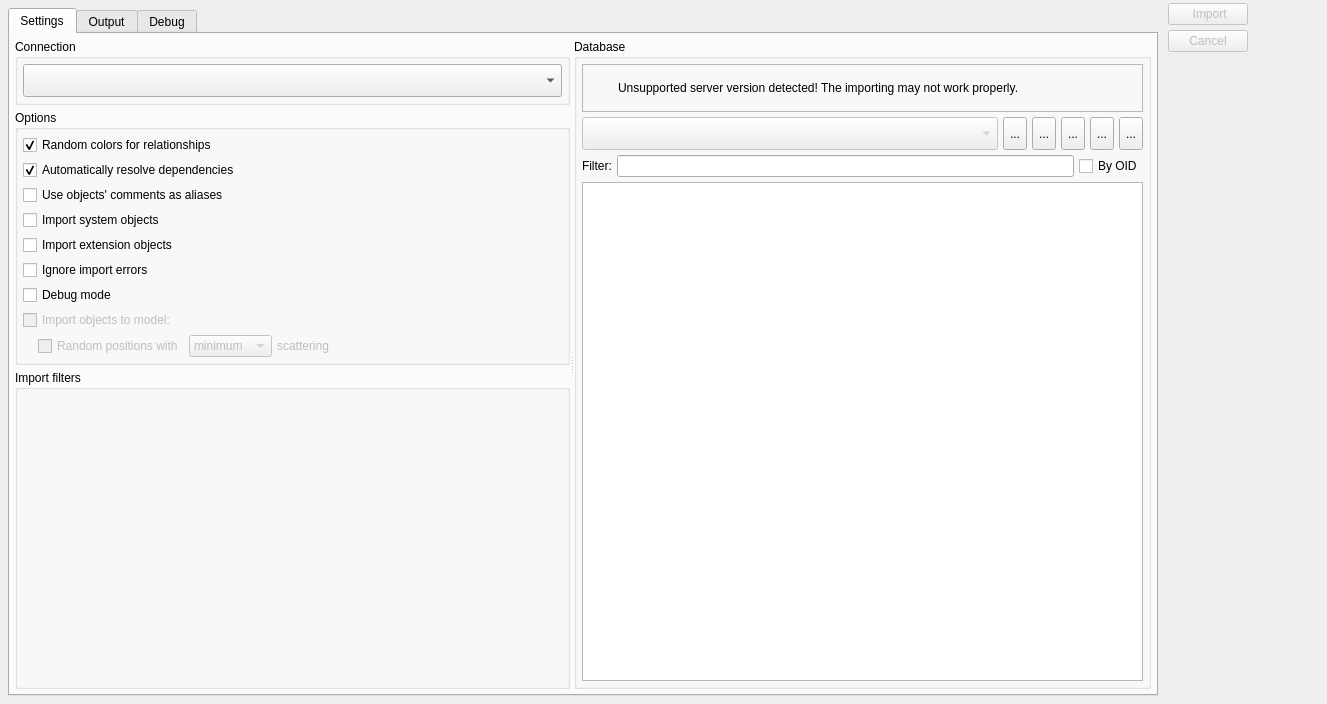
The window that libs/libgui/ui/tools/databaseimportwidget.ui (arichiardi/pgmodeler) describes before a commit, drawn with Qt 5.
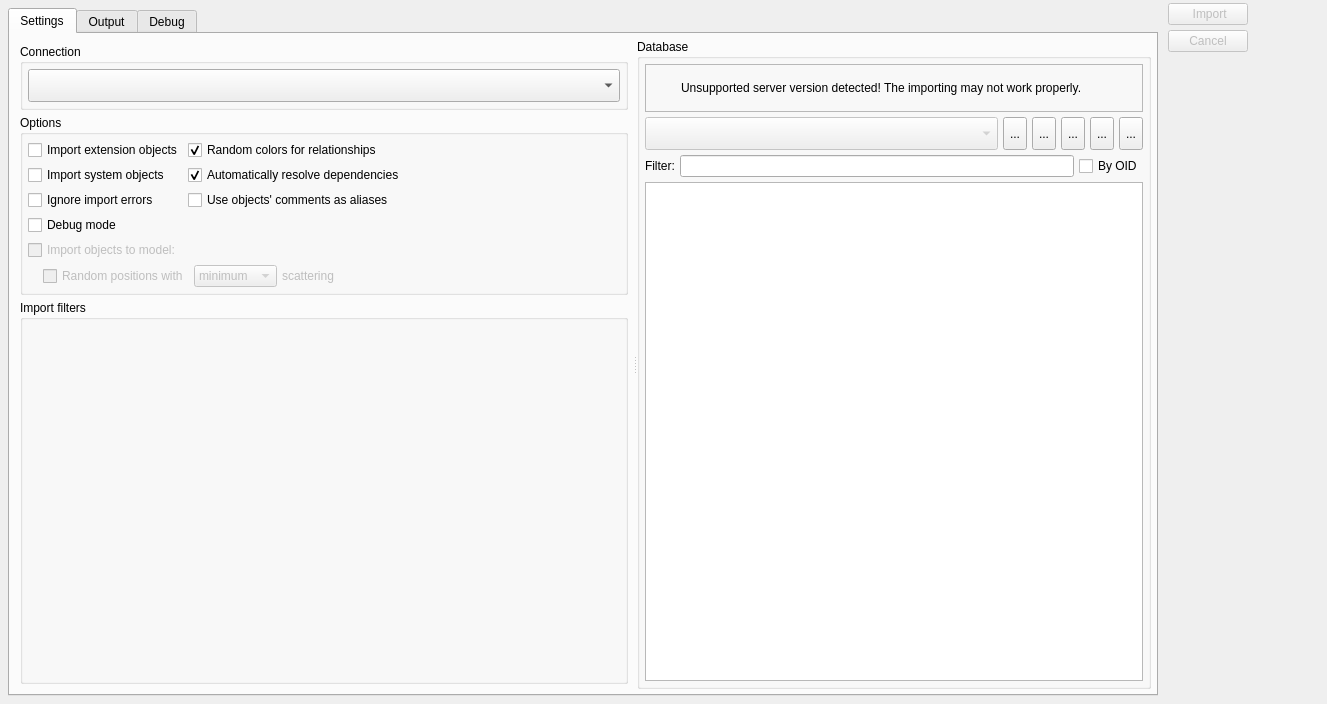
The same window after the commit. Icons and pictures are not drawn.

```diff
--- a/libs/libgui/ui/tools/databaseimportwidget.ui
+++ b/libs/libgui/ui/tools/databaseimportwidget.ui
@@ -300,10 +300,7 @@
                 <property name="title">
                  <string>Options</string>
                 </property>
-                <layout class="QVBoxLayout" name="verticalLayout_6">
-                 <property name="spacing">
-                  <number>5</number>
-                 </property>
+                <layout class="QGridLayout" name="gridLayout_2">
                  <property name="leftMargin">
                   <number>5</number>
                  </property>
@@ -316,32 +313,10 @@
                  <property name="bottomMargin">
                   <number>5</number>
                  </property>
-                 <item>
-                  <widget class="QCheckBox" name="rand_rel_color_chk">
-                   <property name="sizePolicy">
-                    <sizepolicy hsizetype="Preferred" vsizetype="Fixed">
-                     <horstretch>0</horstretch>
-                     <verstretch>0</verstretch>
-                    </sizepolicy>
-                   </property>
-                   <property name="toolTip">
-                    <string>&lt;p&gt;Random colors will be assigned to imported relationships facilitating the identification of links between tables mainly in large models.&lt;/p&gt;</string>
-                   </property>
-                   <property name="statusTip">
-                    <string/>
-                   </property>
-                   <property name="text">
-                    <string>Random colors for relationships</string>
-                   </property>
-                   <property name="checked">
-                    <bool>true</bool>
-                   </property>
-                  </widget>
-                 </item>
-                 <item>
+                 <item row="1" column="1">
                   <widget class="QCheckBox" name="resolve_deps_chk">
                    <property name="sizePolicy">
-                    <sizepolicy hsizetype="Preferred" vsizetype="Fixed">
+                    <sizepolicy hsizetype="Expanding" vsizetype="Fixed">
                      <horstretch>0</horstretch>
                      <verstretch>0</verstretch>
                     </sizepolicy>
@@ -363,39 +338,10 @@
                    </property>
                   </widget>
                  </item>
-                 <item>
-                  <widget class="QCheckBox" name="comments_as_aliases_chk">
-                   <property name="text">
-                    <string>Use objects' comments as aliases</string>
-                   </property>
-                  </widget>
-                 </item>
-                 <item>
-                  <widget class="QCheckBox" name="import_sys_objs_chk">
-                   <property name="sizePolicy">
-                    <sizepolicy hsizetype="Preferred" vsizetype="Fixed">
-                     <horstretch>0</horstretch>
-                     <verstretch>0</verstretch>
-                    </sizepolicy>
-                   </property>
-                   <property name="toolTip">
-                    <string>&lt;p&gt;Enables the import of system built-in objects. It's recommend to select only those objects that are directly referenced by the ones to be imported. WARNING: Try to import a huge set of system objects can bloat the resultant model or even crash pgModeler due to memory/cpu overuse.&lt;/p&gt;</string>
-                   </property>
-                   <property name="statusTip">
-                    <string/>
-                   </property>
-                   <property name="whatsThis">
-                    <string/>
-                   </property>
-                   <property name="text">
-                    <string>Import system objects</string>
-                   </property>
-                  </widget>
-                 </item>
-                 <item>
+                 <item row="0" column="0">
                   <widget class="QCheckBox" name="import_ext_objs_chk">
                    <property name="sizePolicy">
-                    <sizepolicy hsizetype="Preferred" vsizetype="Fixed">
+                    <sizepolicy hsizetype="Fixed" vsizetype="Fixed">
                      <horstretch>0</horstretch>
                      <verstretch>0</verstretch>
                     </sizepolicy>
@@ -414,76 +360,7 @@
                    </property>
                   </widget>
                  </item>
-                 <item>
-                  <widget class="QCheckBox" name="ignore_errors_chk">
-                   <property name="sizePolicy">
-                    <sizepolicy hsizetype="Preferred" vsizetype="Fixed">
-                     <horstretch>0</horstretch>
-                     <verstretch>0</verstretch>
-                    </sizepolicy>
-                   </property>
-                   <property name="toolTip">
-                    <string>&lt;p&gt; pgModeler ignores import errors and will try to create as many as possible objects. By checking this option the import operation will not be aborted but an incomplete model will be constructed. This option generates a log file on pgModeler's temp directory.&lt;/p&gt;</string>
-                   </property>
-                   <property name="statusTip">
-                    <string/>
-                   </property>
-                   <property name="whatsThis">
-                    <string/>
-                   </property>
-                   <property name="text">
-                    <string>Ignore import errors</string>
-                   </property>
-                  </widget>
-                 </item>
-                 <item>
-                  <widget class="QCheckBox" name="debug_mode_chk">
-                   <property name="sizePolicy">
-                    <sizepolicy hsizetype="Preferred" vsizetype="Fixed">
-                     <horstretch>0</horstretch>
-                     <verstretch>0</verstretch>
-                    </sizepolicy>
-                   </property>
-                   <property name="toolTip">
-                    <string>&lt;p&gt;All catalog queries and the created objects' source code are printed on the standard output (stdout) and the &lt;strong&gt;Debug&lt;/strong&gt; tab. This option prevents the automatic closing of the import dialog when the reverse engineering process finishes.&lt;/p&gt;</string>
-                   </property>
-                   <property name="statusTip">
-                    <string/>
-                   </property>
-                   <property name="whatsThis">
-                    <string/>
-                   </property>
-                   <property name="text">
-                    <string>Debug mode</string>
-                   </property>
-                  </widget>
-                 </item>
-                 <item>
-                  <widget class="QCheckBox" name="import_to_model_chk">
-                   <property name="enabled">
-                    <bool>false</bool>
-                   </property>
-                   <property name="sizePolicy">
-                    <sizepolicy hsizetype="Preferred" vsizetype="Fixed">
-                     <horstretch>0</horstretch>
-                     <verstretch>0</verstretch>
-                    </sizepolicy>
-                   </property>
-                   <property name="toolTip">
-                    <string>&lt;p&gt;Create all imported objects in the current working model instead of creating a new one. This option implies in ignoring any import error.&lt;/p&gt;</string>
-                   </property>
-                   <property name="statusTip">
-                    <string/>
-                   </property>
-                   <property name="text">
-                    <string>Import objects to model:</string>
-                   </property>
-                   <property name="checked">
-                    <bool>false</bool>
-                   </property>
-                  </widget>
-                 </item>
-                 <item>
+                 <item row="8" column="0" colspan="2">
                   <layout class="QVBoxLayout" name="import_to_model_lt">
                    <property name="spacing">
                     <number>5</number>
@@ -578,6 +455,132 @@
                    </item>
                   </layout>
                  </item>
+                 <item row="6" column="0">
+                  <widget class="QCheckBox" name="debug_mode_chk">
+                   <property name="sizePolicy">
+                    <sizepolicy hsizetype="Fixed" vsizetype="Fixed">
+                     <horstretch>0</horstretch>
+                     <verstretch>0</verstretch>
+                    </sizepolicy>
+                   </property>
+                   <property name="toolTip">
+                    <string>&lt;p&gt;All catalog queries and the created objects' source code are printed on the standard output (stdout) and the &lt;strong&gt;Debug&lt;/strong&gt; tab. This option prevents the automatic closing of the import dialog when the reverse engineering process finishes.&lt;/p&gt;</string>
+                   </property>
+                   <property name="statusTip">
+                    <string/>
+                   </property>
+                   <property name="whatsThis">
+                    <string/>
+                   </property>
+                   <property name="text">
+                    <string>Debug mode</string>
+                   </property>
+                  </widget>
+                 </item>
+                 <item row="7" column="0">
+                  <widget class="QCheckBox" name="import_to_model_chk">
+                   <property name="enabled">
+                    <bool>false</bool>
+                   </property>
+                   <property name="sizePolicy">
+                    <sizepolicy hsizetype="Fixed" vsizetype="Fixed">
+                     <horstretch>0</horstretch>
+                     <verstretch>0</verstretch>
+                    </sizepolicy>
+                   </property>
+                   <property name="toolTip">
+                    <string>&lt;p&gt;Create all imported objects in the current working model instead of creating a new one. This option implies in ignoring any import error.&lt;/p&gt;</string>
+                   </property>
+                   <property name="statusTip">
+                    <string/>
+                   </property>
+                   <property name="text">
+                    <string>Import objects to model:</string>
+                   </property>
+                   <property name="checked">
+                    <bool>false</bool>
+                   </property>
+                  </widget>
+                 </item>
+                 <item row="1" column="0">
+                  <widget class="QCheckBox" name="import_sys_objs_chk">
+                   <property name="sizePolicy">
+                    <sizepolicy hsizetype="Fixed" vsizetype="Fixed">
+                     <horstretch>0</horstretch>
+                     <verstretch>0</verstretch>
+                    </sizepolicy>
+                   </property>
+                   <property name="toolTip">
+                    <string>&lt;p&gt;Enables the import of system built-in objects. It's recommend to select only those objects that are directly referenced by the ones to be imported. WARNING: Try to import a huge set of system objects can bloat the resultant model or even crash pgModeler due to memory/cpu overuse.&lt;/p&gt;</string>
+                   </property>
+                   <property name="statusTip">
+                    <string/>
+                   </property>
+                   <property name="whatsThis">
+                    <string/>
+                   </property>
+                   <property name="text">
+                    <string>Import system objects</string>
+                   </property>
+                  </widget>
+                 </item>
+                 <item row="0" column="1">
+                  <widget class="QCheckBox" name="rand_rel_color_chk">
+                   <property name="sizePolicy">
+                    <sizepolicy hsizetype="Expanding" vsizetype="Fixed">
+                     <horstretch>0</horstretch>
+                     <verstretch>0</verstretch>
+                    </sizepolicy>
+                   </property>
+                   <property name="toolTip">
+                    <string>&lt;p&gt;Random colors will be assigned to imported relationships facilitating the identification of links between tables mainly in large models.&lt;/p&gt;</string>
+                   </property>
+                   <property name="statusTip">
+                    <string/>
+                   </property>
+                   <property name="text">
+                    <string>Random colors for relationships</string>
+                   </property>
+                   <property name="checked">
+                    <bool>true</bool>
+                   </property>
+                  </widget>
+                 </item>
+                 <item row="5" column="0">
+                  <widget class="QCheckBox" name="ignore_errors_chk">
+                   <property name="sizePolicy">
+                    <sizepolicy hsizetype="Fixed" vsizetype="Fixed">
+                     <horstretch>0</horstretch>
+                     <verstretch>0</verstretch>
+                    </sizepolicy>
+                   </property>
+                   <property name="toolTip">
+                    <string>&lt;p&gt; pgModeler ignores import errors and will try to create as many as possible objects. By checking this option the import operation will not be aborted but an incomplete model will be constructed. This option generates a log file on pgModeler's temp directory.&lt;/p&gt;</string>
+                   </property>
+                   <property name="statusTip">
+                    <string/>
+                   </property>
+                   <property name="whatsThis">
+                    <string/>
+                   </property>
+                   <property name="text">
+                    <string>Ignore import errors</string>
+                   </property>
+                  </widget>
+                 </item>
+                 <item row="5" column="1">
+                  <widget class="QCheckBox" name="comments_as_aliases_chk">
+                   <property name="sizePolicy">
+                    <sizepolicy hsizetype="Expanding" vsizetype="Fixed">
+                     <horstretch>0</horstretch>
+                     <verstretch>0</verstretch>
+                    </sizepolicy>
+                   </property>
+                   <property name="text">
+                    <string>Use objects' comments as aliases</string>
+                   </property>
+                  </widget>
+                 </item>
                 </layout>
                </widget>
               </item>
@@ -1428,6 +1431,7 @@
    </item>
   </layout>
  </widget>
+ <layoutdefault spacing="5" margin="5"/>
  <tabstops>
   <tabstop>settings_tbw</tabstop>
   <tabstop>connections_cmb</tabstop>
```
